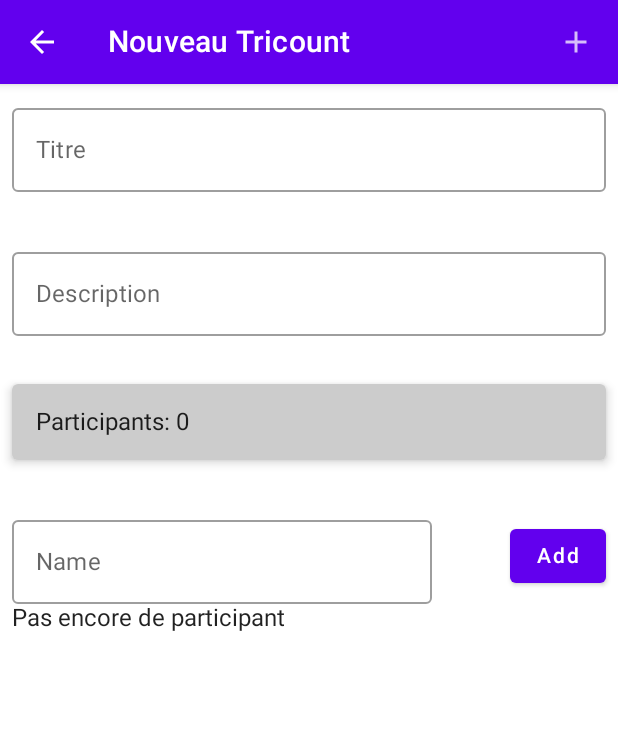
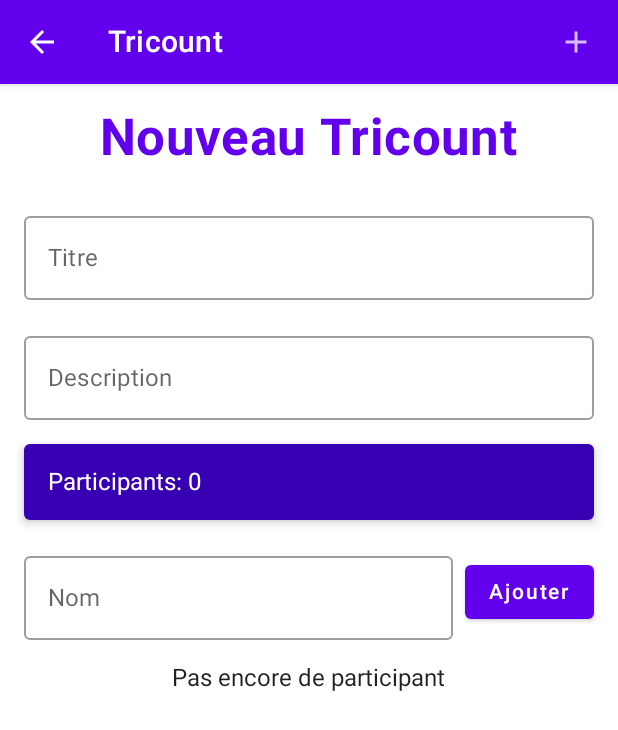
Before and after one commit to DylanMagalhaes/Tricount, an Android app built with Jetpack Compose: the screen it shows after launch (MainActivity), after a tap on "Ajouter un groupe", on a phone screen of 412 x 824 dp. Shown: the top 730 px of the screen. Run offline under Robolectric (Android 15) with nearby library versions, the phone set to English and light mode, and no system bars.

Commit message:
update UI

```diff
--- a/app/src/main/java/com/github/raziu75/tricount/model/Screens.kt
+++ b/app/src/main/java/com/github/raziu75/tricount/model/Screens.kt
@@ -4,5 +4,5 @@ import android.icu.text.CaseMap.Title
 
 enum class Screens(val title: String) {
     HOME(title = "Tricount"),
-    NEW_TRICOUNT(title = "Nouveau Tricount"),
+    NEW_TRICOUNT(title = "Tricount"),
 }
--- a/app/src/main/java/com/github/raziu75/tricount/ui/composables/FormulairNewTricount.kt
+++ b/app/src/main/java/com/github/raziu75/tricount/ui/composables/FormulairNewTricount.kt
@@ -8,6 +8,7 @@ import androidx.compose.runtime.getValue
 import androidx.compose.ui.Alignment
 import androidx.compose.ui.Modifier
 import androidx.compose.ui.graphics.Color
+import androidx.compose.ui.text.font.FontWeight
 import androidx.compose.ui.unit.dp
 import androidx.lifecycle.viewmodel.compose.viewModel
 import androidx.navigation.NavController
@@ -26,15 +27,24 @@ fun FormulairNewTricount(
     Column(
         modifier = Modifier
             .fillMaxSize()
-            .padding(8.dp)
+            .padding(16.dp),
+        horizontalAlignment = Alignment.CenterHorizontally
     ) {
+        Text(
+            text = "Nouveau Tricount",
+            style = MaterialTheme.typography.h4,
+            fontWeight = FontWeight.Bold,
+            color = MaterialTheme.colors.primary,
+            modifier = Modifier.padding(bottom = 24.dp)
+        )
+
         OutlinedTextField(
             modifier = Modifier.fillMaxWidth(),
             value = groupState.title,
             onValueChange = { newValue -> vmGroup.onTitleInputChange(newValue) },
             label = { Text(text = "Titre") },
         )
-        Spacer(modifier = Modifier.height(32.dp))
+        Spacer(modifier = Modifier.height(16.dp))
         OutlinedTextField(
             modifier = Modifier.fillMaxWidth(),
             value = groupState.description,
@@ -42,21 +52,22 @@ fun FormulairNewTricount(
             label = { Text(text = "Description") }
         )
 
-        Spacer(modifier = Modifier.height(32.dp))
+        Spacer(modifier = Modifier.height(16.dp))
 
         Surface(
             modifier = Modifier.fillMaxWidth(),
-            color = Color.LightGray,
+            color = MaterialTheme.colors.primaryVariant,
             shape = MaterialTheme.shapes.medium,
             elevation = 4.dp
         ) {
             Text(
                 modifier = Modifier.padding(16.dp),
-                text = "Participants: ${groupState.numberUser}"
+                text = "Participants: ${groupState.numberUser}",
+                color = Color.White
             )
         }
 
-        Spacer(modifier = Modifier.height(32.dp))
+        Spacer(modifier = Modifier.height(16.dp))
 
         Row(
             modifier = Modifier.fillMaxWidth(),
@@ -66,13 +77,15 @@ fun FormulairNewTricount(
             OutlinedTextField(
                 value = userState.name,
                 onValueChange = { newValue -> vmUser.onNameInputChange(newValue) },
-                label = { Text(text = "Name") },
-
-                )
+                label = { Text(text = "Nom") },
+                modifier = Modifier.weight(1f)
+            )
+            Spacer(modifier = Modifier.width(8.dp))
             Button(onClick = { vmGroup.onAddUserClick(userState.name) }) {
-                Text(text = "Add")
+                Text(text = "Ajouter")
             }
         }
+        Spacer(modifier = Modifier.height(16.dp))
         ListUsersView(vmGroup = vmGroup)
     }
 }
--- a/app/src/main/java/com/github/raziu75/tricount/ui/composables/Home.kt
+++ b/app/src/main/java/com/github/raziu75/tricount/ui/composables/Home.kt
@@ -25,7 +25,7 @@ fun Home(groupVm: GroupViewModel = viewModel(), userVm: UserViewModel = viewMode
                 up = { navController.navigateUp() },
                 screens = currentScreen,
                 canGoBack = navController.previousBackStackEntry != null,
-                onClick = { groupVm.onSaveButtonClick() }
+                onClick = { groupVm.onSaveButtonClick()  }
             )
         },
         content = { paddingValues ->
--- a/app/src/main/java/com/github/raziu75/tricount/ui/composables/ListGroupView.kt
+++ b/app/src/main/java/com/github/raziu75/tricount/ui/composables/ListGroupView.kt
@@ -1,10 +1,15 @@
 package com.github.raziu75.tricount.ui.composables
 
-import androidx.compose.foundation.layout.*
+import androidx.compose.foundation.layout.Box
+import androidx.compose.foundation.layout.fillMaxSize
+import androidx.compose.foundation.layout.padding
 import androidx.compose.foundation.lazy.LazyColumn
 import androidx.compose.foundation.lazy.items
-import androidx.compose.material.Button
+import androidx.compose.material.FloatingActionButton
+import androidx.compose.material.Icon
 import androidx.compose.material.Text
+import androidx.compose.material.icons.Icons
+import androidx.compose.material.icons.filled.Add
 import androidx.compose.runtime.Composable
 import androidx.compose.runtime.collectAsState
 import androidx.compose.runtime.getValue
@@ -20,27 +25,24 @@ fun ListGroupView(vm: GroupViewModel, navController: NavController) {
     val groupState by vm.uiState.collectAsState()
     val groupList = groupState.listGroup
 
-    Column(modifier = Modifier.fillMaxSize()) {
+    Box(modifier = Modifier.fillMaxSize()) {
         if (groupList.isEmpty()) {
-            Text(text = "Pas encore de group crée")
+            Text(text = "Pas encore de group crée", modifier = Modifier.align(Alignment.Center))
         } else {
-            LazyColumn(modifier = Modifier.weight(1f)) {
+            LazyColumn(modifier = Modifier.fillMaxSize()) {
                 items(groupList) { group ->
-                    GroupView(group = group, onDelete = { })
+                    GroupView(group = group, onDelete = { vm.onDeleteGroupClick(group) })
                 }
             }
         }
 
-        Box(
+        FloatingActionButton(
+            onClick = { navController.navigate(Screens.NEW_TRICOUNT.name) },
             modifier = Modifier
+                .align(Alignment.BottomCenter)
                 .padding(16.dp)
-
-                .weight(1f),
-            contentAlignment = Alignment.BottomCenter
         ) {
-            Button(onClick = { navController.navigate(Screens.NEW_TRICOUNT.name) }) {
-                Text(text = "Ajouter un groupe")
-            }
+            Icon(Icons.Filled.Add, contentDescription = "Ajouter un groupe")
         }
     }
 }
```
Also changed, not shown: app/src/main/java/com/github/raziu75/tricount/ui/composables/GroupView.kt (+75 -10 lines), app/src/main/java/com/github/raziu75/tricount/vm/GroupViewModel.kt (+12 -0 lines).
